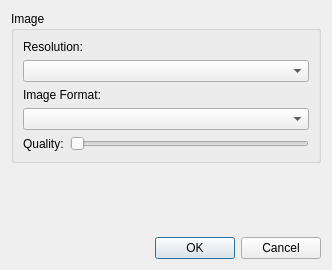
Above: identification/imagesettings.ui from mcoder2014/faceIdentification before the change. Below: the same form after it.
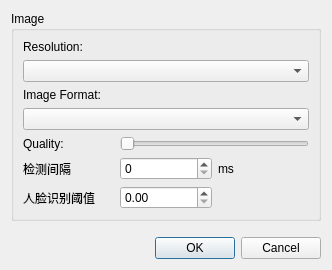
That is the form after the change.

Commit message: 在图像设置中增加检测帧率和阈值选项

The edit to the form file:
```diff
--- a/identification/imagesettings.ui
+++ b/identification/imagesettings.ui
@@ -20,15 +20,15 @@
       <string>Image</string>
      </property>
      <layout class="QGridLayout" name="gridLayout_2">
-      <item row="0" column="0" colspan="2">
-       <widget class="QLabel" name="label_8">
+      <item row="6" column="0">
+       <widget class="QLabel" name="label">
         <property name="text">
-         <string>Resolution:</string>
+         <string>检测间隔</string>
         </property>
        </widget>
       </item>
-      <item row="1" column="0" colspan="2">
-       <widget class="QComboBox" name="imageResolutionBox"/>
+      <item row="8" column="1">
+       <widget class="QDoubleSpinBox" name="threshold"/>
       </item>
       <item row="2" column="0" colspan="2">
        <widget class="QLabel" name="label_6">
@@ -37,7 +37,17 @@
         </property>
        </widget>
       </item>
-      <item row="3" column="0" colspan="2">
+      <item row="8" column="0">
+       <widget class="QLabel" name="label_2">
+        <property name="text">
+         <string>人脸识别阈值</string>
+        </property>
+       </widget>
+      </item>
+      <item row="1" column="0" colspan="3">
+       <widget class="QComboBox" name="imageResolutionBox"/>
+      </item>
+      <item row="3" column="0" colspan="3">
        <widget class="QComboBox" name="imageCodecBox"/>
       </item>
       <item row="4" column="0">
@@ -47,7 +57,7 @@
         </property>
        </widget>
       </item>
-      <item row="4" column="1">
+      <item row="4" column="1" colspan="2">
        <widget class="QSlider" name="imageQualitySlider">
         <property name="maximum">
          <number>4</number>
@@ -57,6 +67,27 @@
         </property>
        </widget>
       </item>
+      <item row="0" column="0" colspan="3">
+       <widget class="QLabel" name="label_8">
+        <property name="text">
+         <string>Resolution:</string>
+        </property>
+       </widget>
+      </item>
+      <item row="6" column="2">
+       <widget class="QLabel" name="label_3">
+        <property name="text">
+         <string>ms</string>
+        </property>
+       </widget>
+      </item>
+      <item row="6" column="1">
+       <widget class="QSpinBox" name="detectInterval">
+        <property name="maximum">
+         <number>5000</number>
+        </property>
+       </widget>
+      </item>
      </layout>
     </widget>
    </item>
```
Left out of the diff: 2 changed lines with no effect on the pictures. The commit also changes 4 other files.
